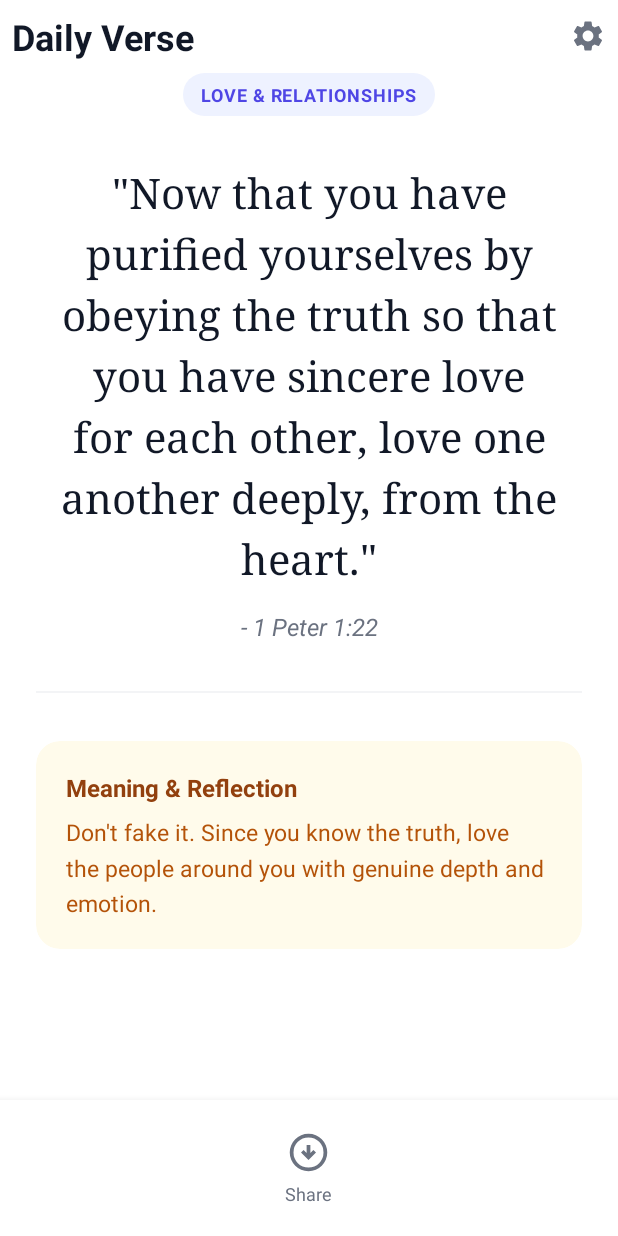
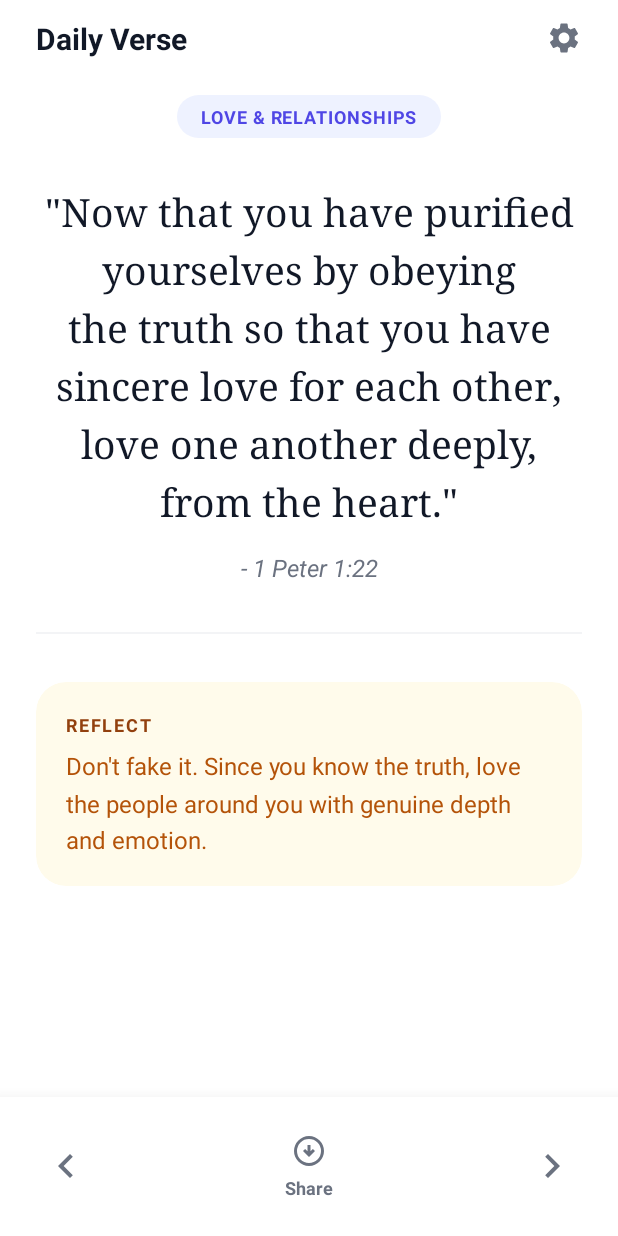
Before and after one commit to j-j-j-github/DAILYVERSE, an Android app: the screen it shows after launch (MainActivity), on a phone screen of 412 x 824 dp. Run offline under Robolectric (Android 15) with nearby library versions, the phone set to English and light mode, and no system bars; 2 statements that could not run were skipped.

Commit message:
Added Controls.

```diff
--- a/app/src/main/java/com/example/dailyverse/MainActivity.kt
+++ b/app/src/main/java/com/example/dailyverse/MainActivity.kt
@@ -1,5 +1,5 @@
 package com.example.dailyverse
-
+import android.app.PendingIntent
 import android.content.Intent
 import android.content.pm.PackageManager
 import android.content.res.ColorStateList
@@ -11,6 +11,7 @@ import android.view.View
 import android.widget.ImageView
 import android.widget.LinearLayout
 import android.widget.TextView
+import android.widget.Toast
 import androidx.activity.result.contract.ActivityResultContracts
 import androidx.appcompat.app.AlertDialog
 import androidx.appcompat.app.AppCompatActivity
@@ -29,13 +30,17 @@ class MainActivity : AppCompatActivity() {
     private lateinit var repo: VerseRepository
     private var currentVerse: Verse? = null
 
+    // --- HISTORY LOGIC ---
+    private val verseHistory = mutableListOf<Verse>()
+    private var historyIndex = -1
+
     private val genres = arrayOf(
         "All", "Encouragement & Hope", "Wisdom & Guidance",
         "Love & Relationships", "Faith & Trust",
         "Strength & Courage", "Gratitude & Praise"
     )
 
-    // --- 1. Permission Launcher for Android 13+ ---
+    // --- Permission Launcher ---
     private val requestPermissionLauncher = registerForActivityResult(
         ActivityResultContracts.RequestPermission()
     ) { isGranted: Boolean ->
@@ -57,23 +62,78 @@ class MainActivity : AppCompatActivity() {
             AppCompatDelegate.setDefaultNightMode(AppCompatDelegate.MODE_NIGHT_NO)
         }
 
-        loadContent()
+        // Initial Load
+        val daily = repo.getDailyVerse()
+        if (daily != null) {
+            addToHistory(daily)
+            displayVerse(daily)
+        }
 
-        // Check Permissions & Schedule Alarm
+        // Notifications
         checkAndScheduleNotifications()
 
-        // Settings Button
+        // --- LISTENERS ---
+
         findViewById<ImageView>(R.id.btnSettings).setOnClickListener {
             showSettingsBottomSheet()
         }
 
-        // Share Button
         findViewById<LinearLayout>(R.id.btnShare).setOnClickListener {
             shareVerse()
         }
+
+        // LEFT ARROW (Previous)
+        findViewById<ImageView>(R.id.btnPrev).setOnClickListener {
+            if (historyIndex > 0) {
+                historyIndex--
+                val prevVerse = verseHistory[historyIndex]
+                displayVerse(prevVerse)
+                repo.saveVerse(prevVerse) // Sync widget
+            } else {
+                Toast.makeText(this, "No previous verses", Toast.LENGTH_SHORT).show()
+            }
+        }
+
+        // RIGHT ARROW (Next)
+        findViewById<ImageView>(R.id.btnNext).setOnClickListener {
+            // If we are browsing history, go forward
+            if (historyIndex < verseHistory.size - 1) {
+                historyIndex++
+                val nextHistory = verseHistory[historyIndex]
+                displayVerse(nextHistory)
+                repo.saveVerse(nextHistory)
+            } else {
+                // Generate NEW random verse
+                val newVerse = repo.generateNewVerse()
+                if (newVerse != null) {
+                    addToHistory(newVerse)
+                    displayVerse(newVerse)
+                    repo.saveVerse(newVerse) // Save & Sync Widget
+                }
+            }
+        }
     }
 
-    // --- 2. Check Permissions ---
+    // --- HELPER FUNCTIONS ---
+
+    private fun addToHistory(verse: Verse) {
+        // If we generated a new verse while in the middle of history,
+        // remove the "future" history so the path stays linear
+        while (verseHistory.size > historyIndex + 1) {
+            verseHistory.removeAt(verseHistory.size - 1)
+        }
+        verseHistory.add(verse)
+        historyIndex = verseHistory.size - 1
+    }
+
+    private fun displayVerse(verse: Verse) {
+        currentVerse = verse
+        findViewById<TextView>(R.id.tvVerseText).text = "\"${verse.text}\""
+        findViewById<TextView>(R.id.tvReference).text = "- ${verse.reference}"
+        findViewById<TextView>(R.id.tvGenreBadge).text = verse.genre.uppercase()
+        findViewById<TextView>(R.id.tvMeaning).text = verse.explanation
+    }
+
     private fun checkAndScheduleNotifications() {
         if (Build.VERSION.SDK_INT >= Build.VERSION_CODES.TIRAMISU) {
             if (ContextCompat.checkSelfPermission(this, android.Manifest.permission.POST_NOTIFICATIONS) ==
@@ -87,32 +147,27 @@ class MainActivity : AppCompatActivity() {
         }
     }
 
-    // --- 3. FINAL SCHEDULING LOGIC (8:00 AM DAILY) ---
     private fun scheduleDailyNotification() {
         val workManager = WorkManager.getInstance(this)
 
-        // Calculate time until 8:00 AM
         val currentDate = Calendar.getInstance()
         val dueDate = Calendar.getInstance()
 
-        dueDate.set(Calendar.HOUR_OF_DAY, 8) // 8 AM
+        dueDate.set(Calendar.HOUR_OF_DAY, 8)
         dueDate.set(Calendar.MINUTE, 0)
         dueDate.set(Calendar.SECOND, 0)
 
-        // If 8 AM has already passed today, schedule for tomorrow
         if (dueDate.before(currentDate)) {
             dueDate.add(Calendar.HOUR_OF_DAY, 24)
         }
 
         val timeDiff = dueDate.timeInMillis - currentDate.timeInMillis
 
-        // Create the Periodic Request
         val dailyWorkRequest = PeriodicWorkRequestBuilder<DailyWorker>(24, TimeUnit.HOURS)
             .setInitialDelay(timeDiff, TimeUnit.MILLISECONDS)
             .addTag("daily_verse_notification")
             .build()
 
-        // Enqueue Unique Work (Prevents duplicate alarms if app is opened multiple times)
         workManager.enqueueUniquePeriodicWork(
             "daily_verse_notification_work",
             ExistingPeriodicWorkPolicy.UPDATE,
@@ -120,24 +175,11 @@ class MainActivity : AppCompatActivity() {
         )
     }
 
-    // --- 4. UI & Logic ---
-
-    private fun loadContent() {
-        currentVerse = repo.getDailyVerse()
-        currentVerse?.let { verse ->
-            findViewById<TextView>(R.id.tvVerseText).text = "\"${verse.text}\""
-            findViewById<TextView>(R.id.tvReference).text = "- ${verse.reference}"
-            findViewById<TextView>(R.id.tvGenreBadge).text = verse.genre.uppercase()
-            findViewById<TextView>(R.id.tvMeaning).text = verse.explanation
-        }
-    }
-
     private fun showSettingsBottomSheet() {
         val dialog = BottomSheetDialog(this)
         val view = layoutInflater.inflate(R.layout.bottom_sheet_settings, null)
         dialog.setContentView(view)
 
-        // Dark Mode
         val switchDark = view.findViewById<SwitchMaterial>(R.id.switchDarkMode)
         switchDark.isChecked = repo.isDarkMode()
         switchDark.setOnCheckedChangeListener { _, isChecked ->
@@ -149,7 +191,6 @@ class MainActivity : AppCompatActivity() {
             }, 300)
         }
 
-        // Genre Selector
         val btnGenre = view.findViewById<LinearLayout>(R.id.btnSelectGenre)
         val tvCurrent = view.findViewById<TextView>(R.id.tvCurrentGenreSettings)
         tvCurrent.text = repo.getGenrePreference()
@@ -159,7 +200,6 @@ class MainActivity : AppCompatActivity() {
             window.decorView.postDelayed({ showNiceGenreSelector() }, 150)
         }
 
-        // Developer Section
         val btnAbout = view.findViewById<LinearLayout>(R.id.btnAboutDev)
         val layoutDetails = view.findViewById<LinearLayout>(R.id.layoutDevDetails)
         val iconExpand = view.findViewById<TextView>(R.id.iconExpandDev)
@@ -253,7 +293,13 @@ class MainActivity : AppCompatActivity() {
 
             itemLayout.setOnClickListener {
                 repo.saveGenrePreference(genre)
-                loadContent()
+                // Force a new verse when genre changes
+                val newVerse = repo.generateNewVerse()
+                if (newVerse != null) {
+                    addToHistory(newVerse)
+                    displayVerse(newVerse)
+                    repo.saveVerse(newVerse)
+                }
                 dialog.dismiss()
             }
 
--- a/app/src/main/java/com/example/dailyverse/VerseRepository.kt
+++ b/app/src/main/java/com/example/dailyverse/VerseRepository.kt
@@ -1,5 +1,4 @@
 package com.example.dailyverse
-
 import android.app.PendingIntent
 import android.appwidget.AppWidgetManager
 import android.content.ComponentName
@@ -16,53 +15,91 @@ class VerseRepository(private val context: Context) {
 
     private val prefs: SharedPreferences = context.getSharedPreferences("DailyVersePrefs", Context.MODE_PRIVATE)
 
-    // --- Dark mode ---
-    fun saveDarkMode(enabled: Boolean) = prefs.edit().putBoolean("pref_dark_mode", enabled).apply()
-    fun isDarkMode(): Boolean = prefs.getBoolean("pref_dark_mode", false)
+    // --- DARK MODE LOGIC ---
+    fun saveDarkMode(enabled: Boolean) {
+        prefs.edit().putBoolean("pref_dark_mode", enabled).apply()
+    }
 
-    // --- Genre preference ---
+    fun isDarkMode(): Boolean {
+        return prefs.getBoolean("pref_dark_mode", false)
+    }
+
+    // --- GENRE LOGIC ---
     fun saveGenrePreference(genre: String) {
         prefs.edit().putString("pref_genre", genre).apply()
-        forceNewVerse()
+        // Force a refresh immediately when genre changes
+        val newVerse = generateNewVerse()
+        if (newVerse != null) {
+            saveVerse(newVerse)
         }
-    fun getGenrePreference(): String = prefs.getString("pref_genre", "All") ?: "All"
+    }
 
-    // --- Saved verse ID ---
-    fun getSavedId(): Int = prefs.getInt("saved_id", -1)
+    fun getGenrePreference(): String {
+        return prefs.getString("pref_genre", "All") ?: "All"
+    }
 
-    // --- Daily verse logic ---
+    // --- DAILY VERSE LOGIC ---
+
+    // 1. Get Verse (Check Date)
     fun getDailyVerse(): Verse? {
         val todayDate = SimpleDateFormat("yyyy-MM-dd", Locale.getDefault()).format(Date())
         val lastSavedDate = prefs.getString("saved_date", "")
 
-        return if (todayDate != lastSavedDate) {
-            forceNewVerse()
+        if (todayDate != lastSavedDate) {
+            // New Day: Generate and Save
+            val newVerse = generateNewVerse()
+            if (newVerse != null) {
+                saveVerse(newVerse)
+            }
+            return newVerse
         } else {
-            val id = getSavedId()
-            if (id == -1) pickRandomVerse("All")
-            else getVerseById(id)
+            // Same Day: Load Saved
+            val id = prefs.getInt("saved_id", -1)
+
+            // If save is missing/corrupt, regenerate
+            if (id == -1) {
+                val newVerse = generateNewVerse()
+                if (newVerse != null) saveVerse(newVerse)
+                return newVerse
+            }
+
+            // Otherwise return saved verse
+            // We reconstruct it from prefs to avoid re-reading JSON if possible,
+            // or fetch by ID if you prefer strict consistency.
+            // Here we simply reconstruct for speed:
+            return Verse(
+                id = id,
+                text = prefs.getString("saved_text", "") ?: "",
+                reference = prefs.getString("saved_reference", "") ?: "",
+                genre = prefs.getString("saved_genre", "") ?: "",
+                explanation = prefs.getString("saved_explanation", "") ?: ""
+            )
         }
     }
 
-    fun getVerseById(id: Int): Verse? {
-        val jsonString = loadJSONFromAsset() ?: return null
-        try {
-            val jsonArray = JSONArray(jsonString)
-            for (i in 0 until jsonArray.length()) {
-                val obj = jsonArray.getJSONObject(i)
-                if (obj.getInt("id") == id) {
-                    return Verse(
-                        id = id,
-                        text = obj.getString("text"),
-                        reference = obj.getString("reference"),
-                        genre = obj.getString("genre"),
-                        explanation = obj.getString("explanation")
-                    )
+    // 2. PUBLIC: Generate New Verse (Used by Next Arrow)
+    fun generateNewVerse(): Verse? {
+        return pickRandomVerse(getGenrePreference())
     }
+
+    // 3. PUBLIC: Save Specific Verse (Used by Prev/Next Arrows)
+    fun saveVerse(verse: Verse) {
+        val todayDate = SimpleDateFormat("yyyy-MM-dd", Locale.getDefault()).format(Date())
+        prefs.edit().apply {
+            putString("saved_date", todayDate)
+            putInt("saved_id", verse.id)
+            putString("saved_text", verse.text)
+            putString("saved_reference", verse.reference)
+            putString("saved_genre", verse.genre)
+            putString("saved_explanation", verse.explanation)
+            apply()
         }
-        } catch (e: Exception) { e.printStackTrace() }
-        return null
+
+        // Force Widget Update
+        updateWidgets(verse)
     }
+
+    // --- INTERNAL HELPERS ---
 
     private fun pickRandomVerse(genreFilter: String): Verse? {
         val jsonString = loadJSONFromAsset() ?: return null
@@ -73,50 +110,24 @@ class VerseRepository(private val context: Context) {
                 val obj = jsonArray.getJSONObject(i)
                 val vGenre = obj.getString("genre")
                 if (genreFilter == "All" || vGenre.equals(genreFilter, ignoreCase = true)) {
-                    candidates.add(
-                        Verse(
-                            obj.getInt("id"),
-                            obj.getString("text"),
-                            obj.getString("reference"),
-                            vGenre,
-                            obj.getString("explanation")
-                        )
-                    )
+                    candidates.add(Verse(obj.getInt("id"), obj.getString("text"), obj.getString("reference"), vGenre, obj.getString("explanation")))
                 }
             }
         } catch (e: Exception) { e.printStackTrace() }
         return if (candidates.isNotEmpty()) candidates.random() else null
     }
 
-    // --- Generate new verse and save ---
-    fun forceNewVerse(): Verse? {
-        val newVerse = pickRandomVerse(getGenrePreference())
-        newVerse?.let {
-            val todayDate = SimpleDateFormat("yyyy-MM-dd", Locale.getDefault()).format(Date())
-            saveVerse(it, todayDate)
-        }
-        return newVerse
-    }
-
-    private fun saveVerse(verse: Verse, date: String) {
-        prefs.edit().apply {
-            putString("saved_date", date)
-            putInt("saved_id", verse.id)
-            putString("saved_text", verse.text)
-            putString("saved_reference", verse.reference)
-            putString("saved_genre", verse.genre)
-            putString("saved_explanation", verse.explanation)
-            apply()
-        }
-        updateWidgets(verse)
-    }
-
     private fun updateWidgets(verse: Verse) {
+        try {
             val appWidgetManager = AppWidgetManager.getInstance(context)
             val ids = appWidgetManager.getAppWidgetIds(ComponentName(context, DailyVerseWidget::class.java))
+
+            if (ids.isEmpty()) return
+
             for (id in ids) {
                 val views = RemoteViews(context.packageName, R.layout.daily_verse_widget)
                 views.setTextViewText(R.id.widgetContent, verse.explanation)
+
                 val intent = Intent(context, MainActivity::class.java)
                 val pendingIntent = PendingIntent.getActivity(
                     context, 0, intent,
@@ -124,7 +135,11 @@ class VerseRepository(private val context: Context) {
                 )
                 views.setOnClickPendingIntent(R.id.widgetContent, pendingIntent)
                 views.setOnClickPendingIntent(R.id.widgetTitle, pendingIntent)
+
                 appWidgetManager.updateAppWidget(id, views)
+            }
+        } catch (e: Exception) {
+            e.printStackTrace()
         }
     }
 
--- /dev/null
+++ b/app/src/main/res/drawable/ic_arrow_left.xml
@@ -0,0 +1,9 @@
+<vector xmlns:android="http://schemas.android.com/apk/res/android"
+    android:width="24dp"
+    android:height="24dp"
+    android:viewportWidth="24"
+    android:viewportHeight="24">
+    <path
+        android:fillColor="#6B7280"
+        android:pathData="M15.41,7.41L14,6l-6,6 6,6 1.41,-1.41L10.83,12z"/>
+</vector>
--- /dev/null
+++ b/app/src/main/res/drawable/ic_arrow_right.xml
@@ -0,0 +1,9 @@
+<vector xmlns:android="http://schemas.android.com/apk/res/android"
+    android:width="24dp"
+    android:height="24dp"
+    android:viewportWidth="24"
+    android:viewportHeight="24">
+    <path
+        android:fillColor="#6B7280"
+        android:pathData="M10,6L8.59,7.41 13.17,12l-4.58,4.59L10,18l6,-6z"/>
+</vector>
--- a/app/src/main/res/layout/activity_main.xml
+++ b/app/src/main/res/layout/activity_main.xml
@@ -3,27 +3,26 @@
     xmlns:app="http://schemas.android.com/apk/res-auto"
     android:layout_width="match_parent"
     android:layout_height="match_parent"
-    android:background="@color/white"
+    android:background="@color/bg_main"
     android:fitsSystemWindows="true">
 
-    <!-- Note: android:fitsSystemWindows="true" added above handles the spacing automatically -->
-
-    <!-- 1. HEADER ROW -->
     <LinearLayout
         android:id="@+id/header"
         android:layout_width="match_parent"
         android:layout_height="wrap_content"
         android:gravity="center_vertical"
         android:orientation="horizontal"
-        android:padding="8dp">
+        android:paddingHorizontal="24dp"
+        android:paddingTop="12dp"
+        android:paddingBottom="24dp">
 
         <TextView
             android:layout_width="0dp"
             android:layout_height="wrap_content"
             android:layout_weight="1"
             android:text="Daily Verse"
-            android:textColor="@color/gray_900"
-            android:textSize="24sp"
+            android:textColor="@color/text_primary"
+            android:textSize="20sp"
             android:textStyle="bold" />
 
         <ImageView
@@ -31,13 +30,12 @@
             android:layout_width="24dp"
             android:layout_height="24dp"
             android:src="@drawable/ic_settings"
-            app:tint="@color/gray_500"
+            app:tint="@color/text_secondary"
             android:background="?attr/selectableItemBackgroundBorderless"
             android:clickable="true"
             android:contentDescription="Settings" />
     </LinearLayout>
 
-    <!-- 2. SCROLLABLE CONTENT AREA -->
     <ScrollView
         android:layout_width="match_parent"
         android:layout_height="match_parent"
@@ -52,7 +50,6 @@
             android:paddingHorizontal="24dp"
             android:paddingBottom="40dp">
 
-            <!-- Genre Badge (Pill) -->
             <TextView
                 android:id="@+id/tvGenreBadge"
                 android:layout_width="wrap_content"
@@ -60,15 +57,14 @@
                 android:layout_gravity="center"
                 android:layout_marginBottom="32dp"
                 android:background="@drawable/bg_badge"
-                android:paddingHorizontal="12dp"
+                android:paddingHorizontal="16dp"
                 android:paddingVertical="6dp"
                 android:text="ENCOURAGEMENT"
-                android:textColor="@color/indigo_600"
+                android:textColor="@color/brand_primary"
                 android:textSize="12sp"
                 android:textStyle="bold"
                 android:letterSpacing="0.05"/>
 
-            <!-- Main Verse Text -->
             <TextView
                 android:id="@+id/tvVerseText"
                 android:layout_width="match_parent"
@@ -77,10 +73,9 @@
                 android:gravity="center"
                 android:lineSpacingExtra="8dp"
                 android:text="Loading..."
-                android:textColor="@color/gray_900"
-                android:textSize="28sp" />
+                android:textColor="@color/text_primary"
+                android:textSize="26sp" />
 
-            <!-- Bible Reference -->
             <TextView
                 android:id="@+id/tvReference"
                 android:layout_width="match_parent"
@@ -89,23 +84,21 @@
                 android:layout_marginBottom="32dp"
                 android:gravity="center"
                 android:text="- Reference"
-                android:textColor="@color/gray_500"
+                android:textColor="@color/text_secondary"
                 android:textSize="16sp"
                 android:textStyle="italic" />
 
-            <!-- Divider Line -->
             <View
                 android:layout_width="match_parent"
                 android:layout_height="1dp"
-                android:background="#F3F4F6"
+                android:background="@color/divider"
                 android:layout_marginBottom="32dp"/>
 
-            <!-- Meaning Card -->
             <androidx.cardview.widget.CardView
                 android:layout_width="match_parent"
                 android:layout_height="wrap_content"
-                app:cardBackgroundColor="@color/amber_50"
-                app:cardCornerRadius="16dp"
+                app:cardBackgroundColor="@color/bg_surface"
+                app:cardCornerRadius="20dp"
                 app:cardElevation="0dp"
                 android:padding="16dp">
 
@@ -118,62 +111,88 @@
                     <TextView
                         android:layout_width="wrap_content"
                         android:layout_height="wrap_content"
-                        android:text="Meaning &amp; Reflection"
-                        android:textColor="@color/amber_800"
+                        android:text="Reflect"
+                        android:textAllCaps="true"
+                        android:textColor="@color/accent_text"
                         android:textStyle="bold"
-                        android:textSize="16sp"
+                        android:textSize="12sp"
+                        android:letterSpacing="0.1"
                         android:layout_marginBottom="8dp"/>
 
                     <TextView
                         android:id="@+id/tvMeaning"
                         android:layout_width="match_parent"
                         android:layout_height="wrap_content"
-                        android:text="Explanation goes here..."
-                        android:textColor="#B45309"
+                        android:text="Explanation..."
+                        android:textColor="@color/accent_subtext"
                         android:lineSpacingMultiplier="1.3"
-                        android:textSize="15sp" />
+                        android:textSize="16sp" />
                 </LinearLayout>
             </androidx.cardview.widget.CardView>
 
         </LinearLayout>
     </ScrollView>
 
-    <!-- 3. BOTTOM ACTION BAR -->
     <LinearLayout
         android:id="@+id/bottomBar"
         android:layout_width="match_parent"
         android:layout_height="wrap_content"
         android:layout_alignParentBottom="true"
-        android:background="@color/white"
-        android:elevation="8dp"
+        android:background="@color/bg_main"
+        android:elevation="16dp"
         android:gravity="center"
-        android:padding="8dp">
+        android:orientation="horizontal"
+        android:padding="16dp">
+
+        <ImageView
+            android:id="@+id/btnPrev"
+            android:layout_width="56dp"
+            android:layout_height="56dp"
+            android:padding="12dp"
+            android:src="@drawable/ic_arrow_left"
+            app:tint="@color/text_secondary"
+            android:background="?attr/selectableItemBackgroundBorderless"
+            android:clickable="true"
+            android:contentDescription="Previous Verse" />
 
         <LinearLayout
             android:id="@+id/btnShare"
-            android:layout_width="wrap_content"
+            android:layout_width="0dp"
+            android:layout_weight="1"
             android:layout_height="wrap_content"
             android:background="?attr/selectableItemBackgroundBorderless"
             android:clickable="true"
             android:gravity="center"
             android:orientation="vertical"
-            android:padding="12dp">
+            android:padding="8dp">
 
             <ImageView
-                android:layout_width="30dp"
-                android:layout_height="30dp"
+                android:layout_width="24dp"
+                android:layout_height="24dp"
                 android:src="@drawable/ic_share"
-                app:tint="@color/gray_500"
-                android:contentDescription="Share Verse" />
+                app:tint="@color/text_secondary"
+                android:contentDescription="Share" />
 
             <TextView
                 android:layout_width="wrap_content"
                 android:layout_height="wrap_content"
                 android:layout_marginTop="4dp"
                 android:text="Share"
-                android:textColor="@color/gray_500"
-                android:textSize="12sp" />
+                android:textColor="@color/text_secondary"
+                android:textSize="12sp"
+                android:textStyle="bold"/>
         </LinearLayout>
+
+        <ImageView
+            android:id="@+id/btnNext"
+            android:layout_width="56dp"
+            android:layout_height="56dp"
+            android:padding="12dp"
+            android:src="@drawable/ic_arrow_right"
+            app:tint="@color/text_secondary"
+            android:background="?attr/selectableItemBackgroundBorderless"
+            android:clickable="true"
+            android:contentDescription="Next Verse" />
 
     </LinearLayout>
 
```
Lines whose indentation alone changed are shown as unchanged.
